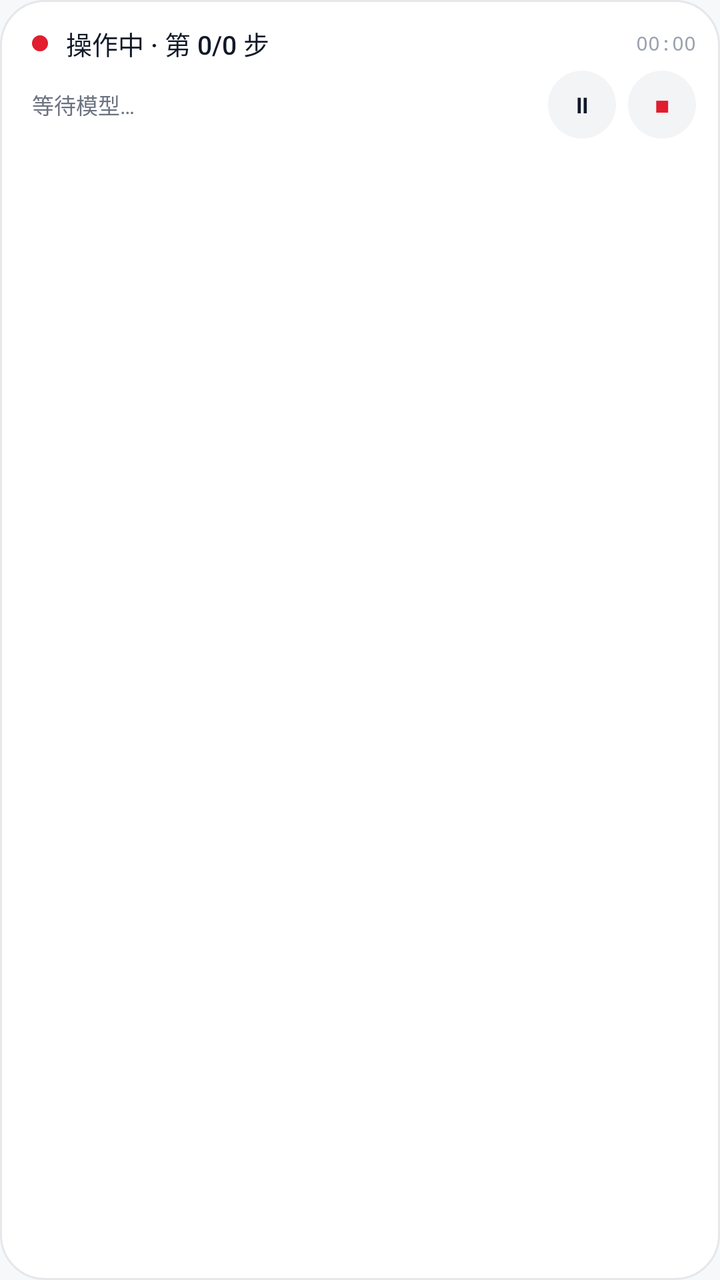
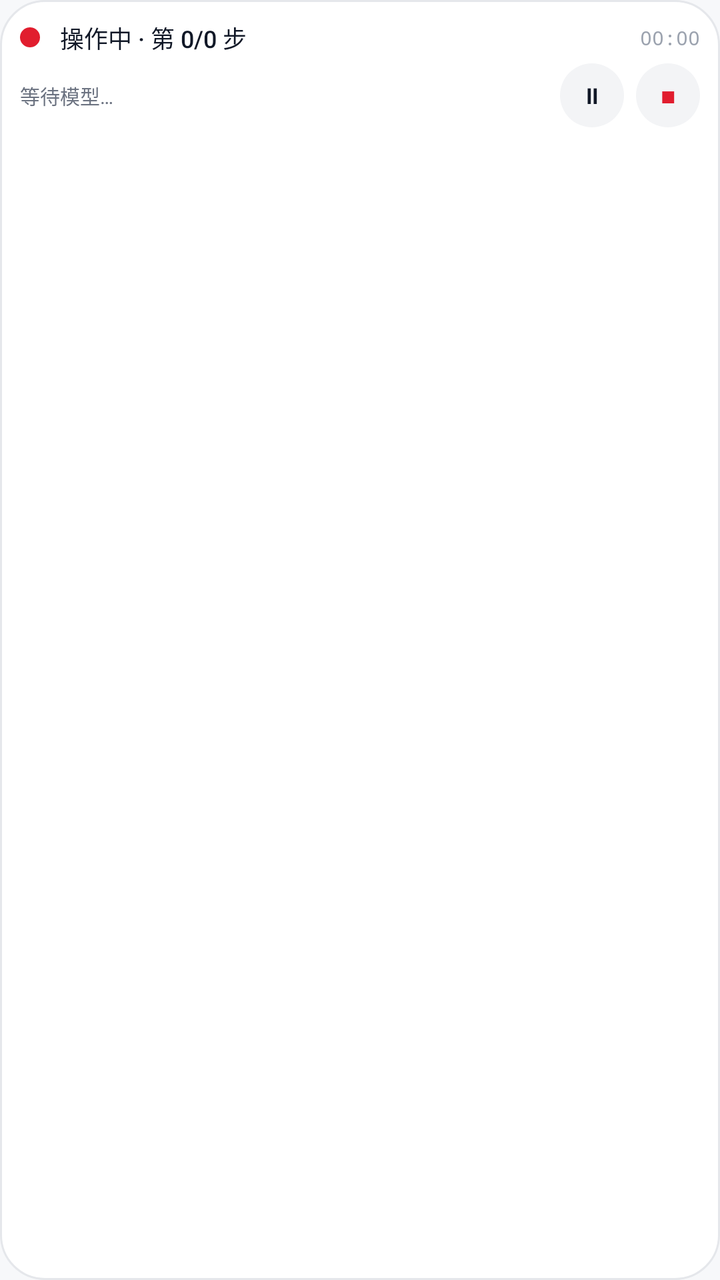

Compare the two renders of this Android layout. The source of the first and the diff that turns it into the second are given below.
<!-- AndroidManifest.xml: application theme Theme.CatfeeRootAuto -->
<!-- res/layout/agent_status_overlay.xml -->
<?xml version="1.0" encoding="utf-8"?>
<LinearLayout xmlns:android="http://schemas.android.com/apk/res/android"
    android:layout_width="320dp"
    android:layout_height="wrap_content"
    android:background="@drawable/bg_agent_overlay"
    android:orientation="vertical"
    android:paddingStart="16dp"
    android:paddingTop="12dp"
    android:paddingEnd="12dp"
    android:paddingBottom="12dp">

    <LinearLayout
        android:layout_width="match_parent"
        android:layout_height="wrap_content"
        android:gravity="center_vertical"
        android:orientation="horizontal">

        <View
            android:id="@+id/overlay_dot"
            android:layout_width="8dp"
            android:layout_height="8dp"
            android:layout_marginEnd="9dp"
            android:background="@drawable/bg_agent_overlay_dot" />

        <TextView
            android:id="@+id/overlay_title"
            android:layout_width="0dp"
            android:layout_height="wrap_content"
            android:layout_weight="1"
            android:ellipsize="end"
            android:fontFamily="sans-serif-medium"
            android:maxLines="1"
            android:text="操作中 · 第 0/0 步"
            android:textColor="#111827"
            android:textSize="13sp" />

        <TextView
            android:id="@+id/overlay_time"
            android:layout_width="wrap_content"
            android:layout_height="wrap_content"
            android:layout_marginStart="8dp"
            android:fontFamily="monospace"
            android:fontFeatureSettings="tnum"
            android:text="00:00"
            android:textColor="#9CA3AF"
            android:textSize="10sp" />
    </LinearLayout>

    <LinearLayout
        android:layout_width="match_parent"
        android:layout_height="wrap_content"
        android:layout_marginTop="4dp"
        android:gravity="center_vertical"
        android:orientation="horizontal">

        <TextView
            android:id="@+id/overlay_detail"
            android:layout_width="0dp"
            android:layout_height="wrap_content"
            android:layout_weight="1"
            android:ellipsize="end"
            android:maxLines="2"
            android:text="等待模型…"
            android:textColor="#6B7280"
            android:textSize="11sp" />

        <TextView
            android:id="@+id/overlay_pause"
            android:layout_width="34dp"
            android:layout_height="34dp"
            android:layout_marginStart="8dp"
            android:background="@drawable/bg_agent_overlay_button"
            android:clickable="true"
            android:focusable="false"
            android:gravity="center"
            android:text="Ⅱ"
            android:textColor="#111827"
            android:textSize="11sp"
            android:textStyle="bold" />

        <TextView
            android:id="@+id/overlay_stop"
            android:layout_width="34dp"
            android:layout_height="34dp"
            android:layout_marginStart="6dp"
            android:background="@drawable/bg_agent_overlay_stop"
            android:clickable="true"
            android:focusable="false"
            android:gravity="center"
            android:text="■"
            android:textColor="#E11D2E"
            android:textSize="10sp" />
    </LinearLayout>
</LinearLayout>
<!-- resources referenced by this layout -->
<resources>
  <!-- drawable bg_agent_overlay (drawable) -->
  <?xml version="1.0" encoding="utf-8"?>
  <shape xmlns:android="http://schemas.android.com/apk/res/android" android:shape="rectangle">
      <corners android:radius="22dp" />
      <solid android:color="#FFFFFF" />
      <stroke android:width="1dp" android:color="#E5E7EB" />
  </shape>
  <!-- drawable bg_agent_overlay_button (drawable) -->
  <?xml version="1.0" encoding="utf-8"?>
  <selector xmlns:android="http://schemas.android.com/apk/res/android">
      <item android:state_pressed="true">
          <shape android:shape="oval">
              <solid android:color="#E5E7EB" />
          </shape>
      </item>
      <item>
          <shape android:shape="oval">
              <solid android:color="#F3F4F6" />
          </shape>
      </item>
  </selector>
  <!-- drawable bg_agent_overlay_dot (drawable) -->
  <?xml version="1.0" encoding="utf-8"?>
  <shape xmlns:android="http://schemas.android.com/apk/res/android" android:shape="oval">
      <solid android:color="#E11D2E" />
      <size android:width="8dp" android:height="8dp" />
  </shape>
  <!-- drawable bg_agent_overlay_stop (drawable) -->
  <?xml version="1.0" encoding="utf-8"?>
  <selector xmlns:android="http://schemas.android.com/apk/res/android">
      <item android:state_pressed="true">
          <shape android:shape="oval">
              <solid android:color="#FEE2E2" />
          </shape>
      </item>
      <item>
          <shape android:shape="oval">
              <solid android:color="#F3F4F6" />
          </shape>
      </item>
  </selector>
  <style name="Theme.CatfeeRootAuto" parent="android:Theme.Material.Light.NoActionBar">
          <item name="android:windowBackground">@drawable/splash_background</item>
          <item name="android:statusBarColor">@color/app_bg</item>
          <item name="android:navigationBarColor">@color/app_bg</item>
          <item name="android:windowLightStatusBar">true</item>
      </style>
  <!-- drawable splash_background (drawable) -->
  <?xml version="1.0" encoding="utf-8"?>
  <layer-list xmlns:android="http://schemas.android.com/apk/res/android">
      <item>
          <shape android:shape="rectangle">
              <solid android:color="@color/app_bg" />
          </shape>
      </item>
  
      
      <item
          android:width="116dp"
          android:height="116dp"
          android:gravity="center">
          <shape android:shape="rectangle">
              <corners android:radius="30dp" />
              <solid android:color="#FFFFFF" />
              <stroke
                  android:width="1dp"
                  android:color="#E5E7EB" />
          </shape>
      </item>
  
      
      <item
          android:width="106dp"
          android:height="106dp"
          android:gravity="center">
          <bitmap
              android:gravity="fill"
              android:src="@drawable/app_logo" />
      </item>
  </layer-list>
  <color name="app_bg">#F7F8FA</color>
  <!-- drawable app_logo: png bitmap (drawable, 262233 bytes) -->
</resources>

<!-- the commit's change to res/layout/agent_status_overlay.xml (unified diff, before → after) -->
@@ -1,13 +1,13 @@
 <?xml version="1.0" encoding="utf-8"?>
 <LinearLayout xmlns:android="http://schemas.android.com/apk/res/android"
-    android:layout_width="320dp"
+    android:layout_width="300dp"
     android:layout_height="wrap_content"
     android:background="@drawable/bg_agent_overlay"
     android:orientation="vertical"
-    android:paddingStart="16dp"
-    android:paddingTop="12dp"
-    android:paddingEnd="12dp"
-    android:paddingBottom="12dp">
+    android:paddingStart="10dp"
+    android:paddingTop="10dp"
+    android:paddingEnd="10dp"
+    android:paddingBottom="10dp">
 
     <LinearLayout
         android:layout_width="match_parent"
@@ -17,9 +17,9 @@
 
         <View
             android:id="@+id/overlay_dot"
-            android:layout_width="8dp"
-            android:layout_height="8dp"
-            android:layout_marginEnd="9dp"
+            android:layout_width="10dp"
+            android:layout_height="10dp"
+            android:layout_marginEnd="10dp"
             android:background="@drawable/bg_agent_overlay_dot" />
 
         <TextView
@@ -32,7 +32,7 @@
             android:maxLines="1"
             android:text="操作中 · 第 0/0 步"
             android:textColor="#111827"
-            android:textSize="13sp" />
+            android:textSize="12sp" />
 
         <TextView
             android:id="@+id/overlay_time"
@@ -62,12 +62,12 @@
             android:maxLines="2"
             android:text="等待模型…"
             android:textColor="#6B7280"
-            android:textSize="11sp" />
+            android:textSize="10sp" />
 
         <TextView
             android:id="@+id/overlay_pause"
-            android:layout_width="34dp"
-            android:layout_height="34dp"
+            android:layout_width="32dp"
+            android:layout_height="32dp"
             android:layout_marginStart="8dp"
             android:background="@drawable/bg_agent_overlay_button"
             android:clickable="true"
@@ -80,8 +80,8 @@
 
         <TextView
             android:id="@+id/overlay_stop"
-            android:layout_width="34dp"
-            android:layout_height="34dp"
+            android:layout_width="32dp"
+            android:layout_height="32dp"
             android:layout_marginStart="6dp"
             android:background="@drawable/bg_agent_overlay_stop"
             android:clickable="true"
